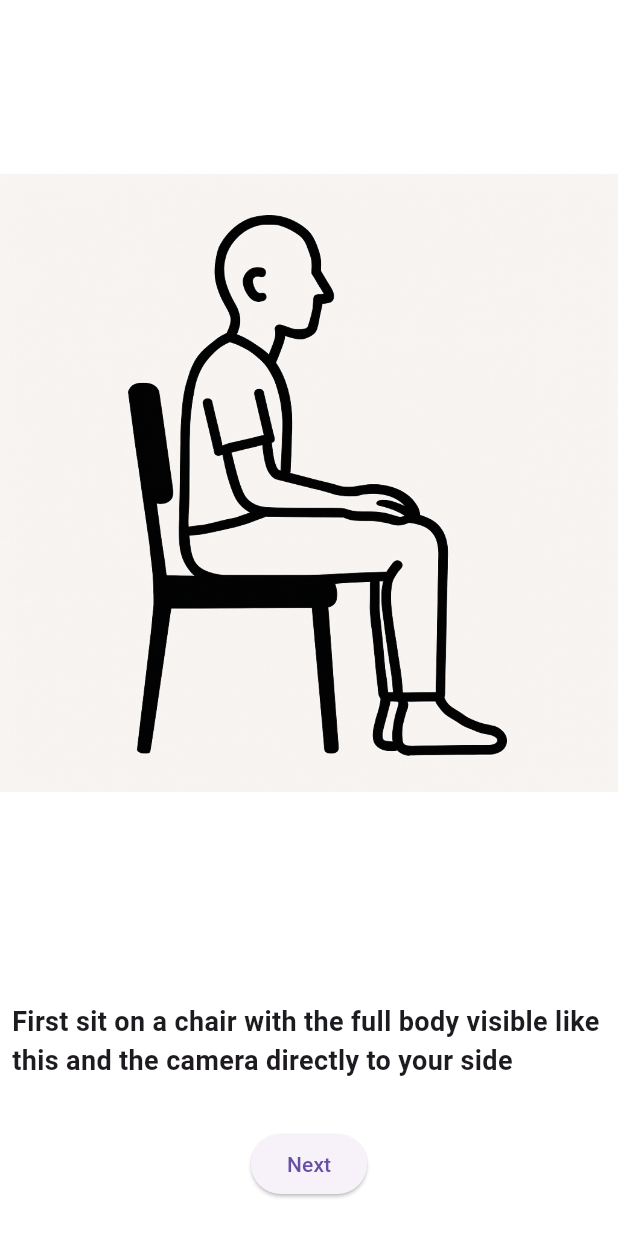
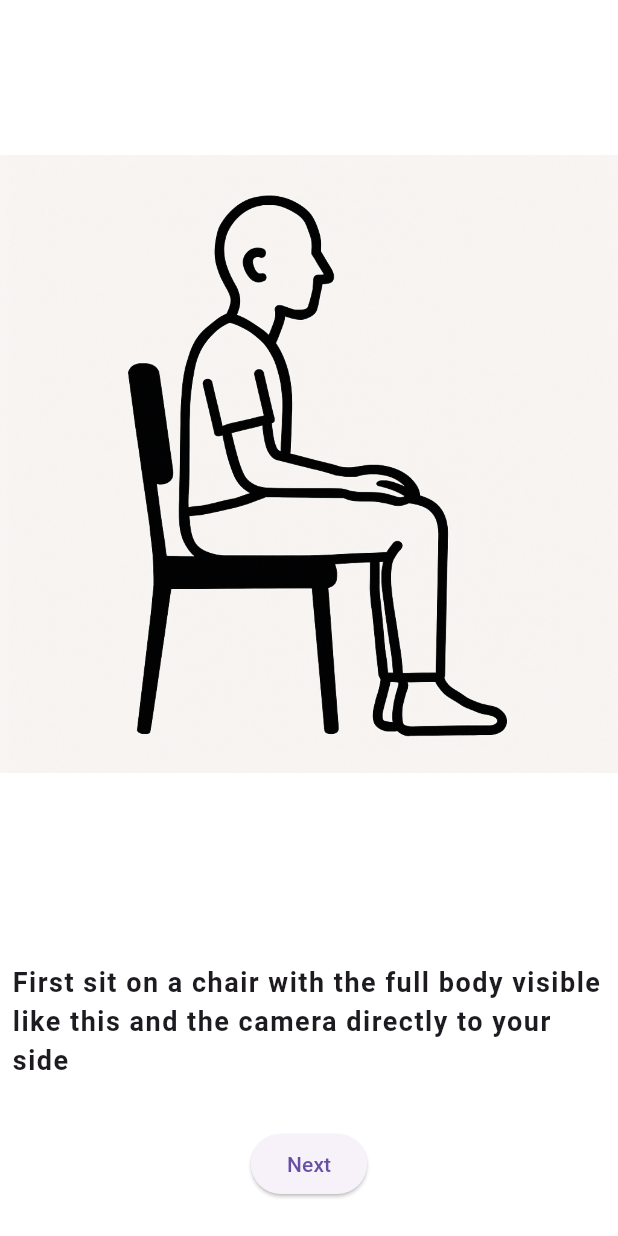
Before and after one commit to elSupremoo/ml_pose_app, a Flutter app: the screen it shows after launch, on a phone screen of 412 x 824 dp. Run offline on Flutter 3.47's test engine with Material 3 defaults, Android fonts, the light colour scheme and no system bars; our stand-ins replace camera, permission_handler; missing offline and left inert: google_mlkit_commons, google_mlkit_pose_detection.

Commit message:
tweaked stuff

```diff
--- a/lib/demo.dart
+++ b/lib/demo.dart
@@ -39,7 +39,11 @@ class _IntroScreensState extends State<IntroScreens> {
                 _index == 0
                     ? 'First sit on a chair with the full body visible like this and the camera directly to your side'
                     : 'Then sit like this with the camera about 45 degrees angle ',
-                style: TextStyle(fontSize: 18, fontWeight: FontWeight.bold),
+                style: TextStyle(
+                  fontSize: 18,
+                  fontWeight: FontWeight.bold,
+                  letterSpacing: 1,
+                ),
               ),
             ),
             SizedBox(height: 24),
```
